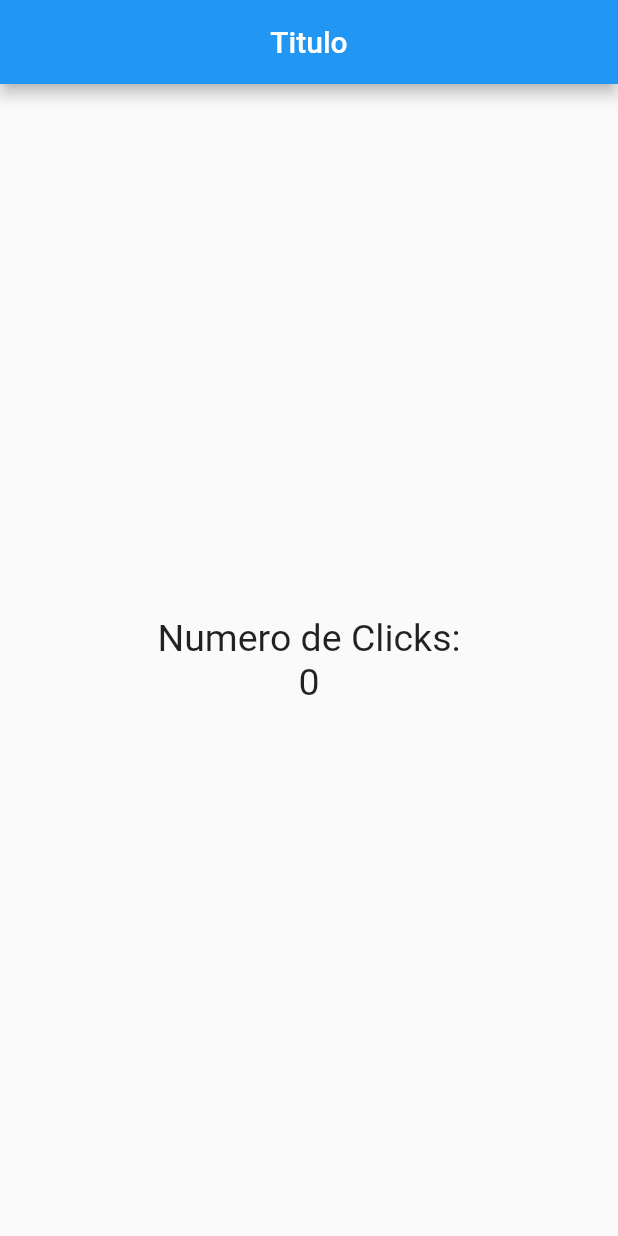
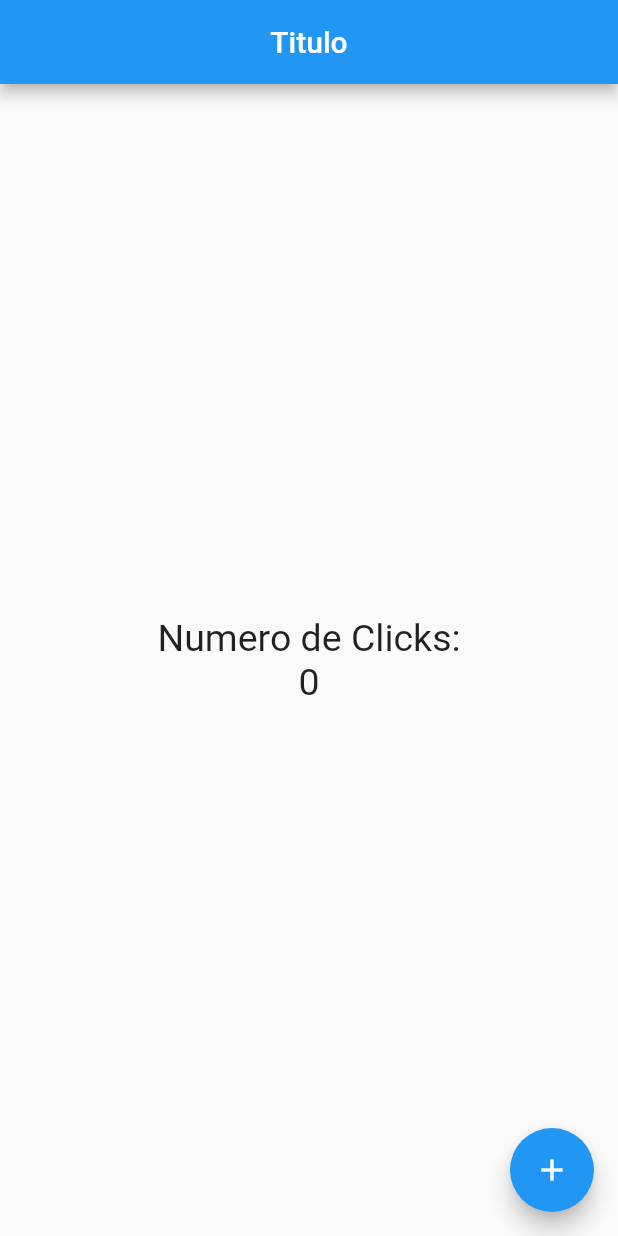
Before and after one commit to freddyarteaga/BasicApp, a Flutter app: the screen it shows after launch, on a phone screen of 412 x 824 dp. Run offline on Flutter 3.47's test engine with Material 2 defaults, Android fonts, the phone set to English and light mode, and no system bars.

Commit message:
boton flotante FloatingAction Button

```diff
--- a/lib/src/pages/home_page.dart
+++ b/lib/src/pages/home_page.dart
@@ -22,6 +22,12 @@ class HomePage extends StatelessWidget {
           Text('0', style: estiloTexto),
         ],
       )),
+      floatingActionButton: FloatingActionButton(
+        child: Icon(Icons.add),
+        onPressed: () {
+          print('Hola Mundo!');
+        },
+      ),
     );
   }
 }
```
